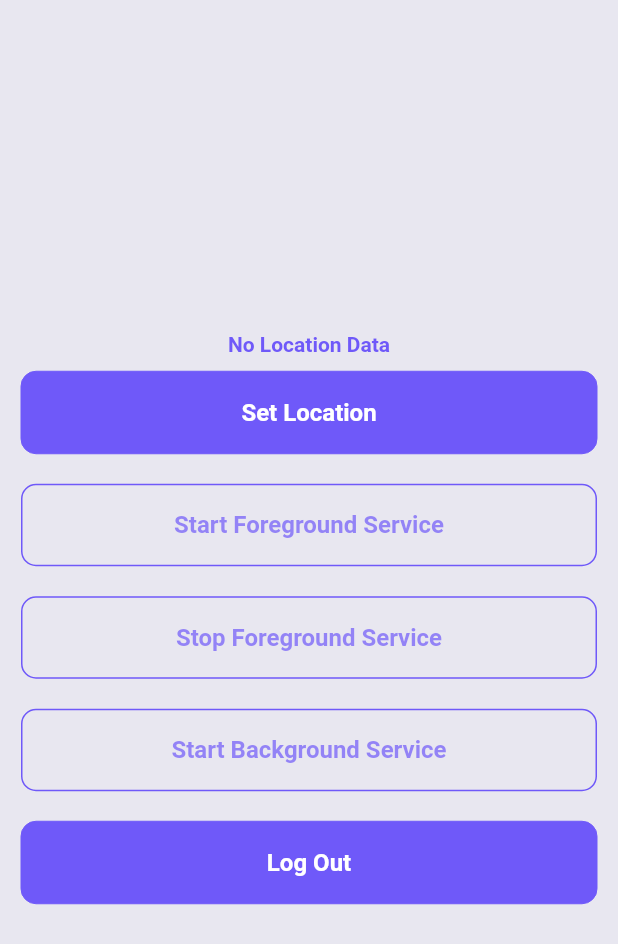
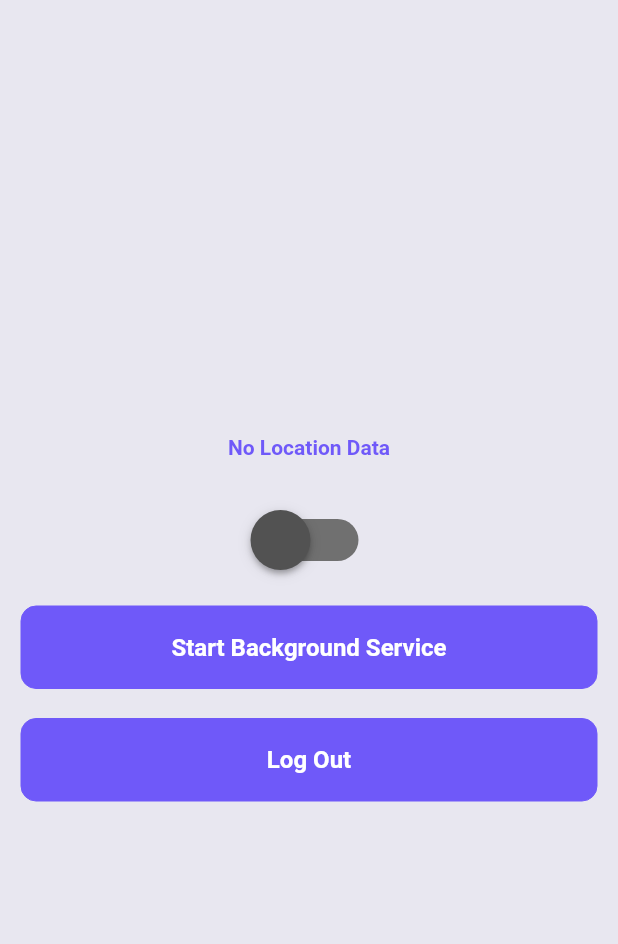
Before and after one commit to ThanSoe16/testing_taxi, a Flutter app: the HomeView screen opened directly, on a phone screen of 412 x 824 dp. Shown: the top 944 px of the screen. Run offline on Flutter 3.47's test engine with Material 2 defaults, Android fonts, the phone set to English and light mode, and no system bars; our stand-ins replace device_info_plus, form_validator, geolocator, shared_preferences; missing offline and left inert: flutter_background_service, flutter_background_service_android; accounts and stored records are empty; Roboto replaces fonts that are missing (RobotoMono).

Commit message:
removed buttons and change switch btn

```diff
--- a/lib/presentation/home/home_view.dart
+++ b/lib/presentation/home/home_view.dart
@@ -30,7 +30,7 @@ class HomeView extends StatefulWidget {
 class _HomeViewState extends State<HomeView> with WidgetsBindingObserver {
   Position? _position;
   LocationModel locationModel = LocationModel();
-  bool isFirstTime = true;
+  bool isSwitched = false;
   Timer? _timer;
   String text = "Start Background Service";
   String _token = '';
@@ -138,6 +138,7 @@ class _HomeViewState extends State<HomeView> with WidgetsBindingObserver {
   }
 
   void handleSetLocation() async {
+    _getCurrentLocation();
     if (locationModel.latitude != null) {
       Provider.of<LocationRepository>(context, listen: false)
           .setLocation(locationModel, _token)
@@ -154,21 +155,17 @@ class _HomeViewState extends State<HomeView> with WidgetsBindingObserver {
   }
 
   void every30Second() async {
-    if (isFirstTime) {
-      handleSetLocation();
-      setState(() {
-        isFirstTime = false;
-      });
-      every30Second();
-    } else {
-      _timer = Timer.periodic(
-          const Duration(seconds: 30), (Timer t) => {handleSetLocation()});
-    }
+    handleSetLocation();
+    _timer = Timer.periodic(
+        const Duration(seconds: 30), (Timer t) => {handleSetLocation()});
+    setState(() {
+      isSwitched = false;
+    });
   }
 
   void handleEndLocation() async {
     setState(() {
-      isFirstTime = true;
+      isSwitched = true;
       _timer?.cancel();
     });
   }
@@ -178,7 +175,7 @@ class _HomeViewState extends State<HomeView> with WidgetsBindingObserver {
         context: context,
         builder: (_) => TestingDialog(
             context: context,
-            message: "Successful set Location",
+            message: "Successful set Location \n $_position",
             type: Constants.success));
   }
 
@@ -194,6 +191,22 @@ class _HomeViewState extends State<HomeView> with WidgetsBindingObserver {
   void handleBGService(bool value) async {
     SharedPreferences preferences = await SharedPreferences.getInstance();
     preferences.setBool(Constants.prefsBGService, value) ?? '';
+  }
+
+  void toggleSwitch(bool value) {
+    handleSwitch(value);
+    setState(() {
+      isSwitched = value;
+    });
+
+  }
+
+  void handleSwitch(bool value){
+    if(value){
+      every30Second();
+    }else{
+      handleEndLocation();
+    }
   }
 
   @override
@@ -216,34 +229,26 @@ class _HomeViewState extends State<HomeView> with WidgetsBindingObserver {
               const SizedBox(
                 height: AppSize.s10,
               ),
-              TestingBtn(
-                text: "Set Location",
-                onPressed: _getCurrentLocation,
-                color: ColorManager.primary,
+              const SizedBox(
+                height: AppSize.s20,
+              ),
+              Transform.scale(
+                scale: isSwitched ? 3 : 2,
+                child: Switch(
+                  value: isSwitched,
+                  onChanged: toggleSwitch,
+                  activeColor: ColorManager.primary,
+                  activeTrackColor: ColorManager.primaryOpacity70,
+                  inactiveThumbColor: ColorManager.darkGrey,
+                  inactiveTrackColor: ColorManager.grey1,
+                ),
               ),
               const SizedBox(
                 height: AppSize.s20,
               ),
-              TestingBtn(
-                  text: "Start Foreground Service",
-                  onPressed: every30Second,
-                  color: ColorManager.primary,
-                  isDisable: _position == null || !isFirstTime),
-              const SizedBox(
-                height: AppSize.s20,
-              ),
-              TestingBtn(
-                text: "Stop Foreground Service",
-                onPressed: handleEndLocation,
-                color: ColorManager.primary,
-                isDisable: isFirstTime,
-              ),
-              const SizedBox(
-                height: AppSize.s20,
-              ),
+
               TestingBtn(
                 text: text,
-                isDisable: _position == null,
                 onPressed: () async {
                   final service = FlutterBackgroundService();
                   var isRunning = await service.isRunning();
```
Also changed, not shown: lib/customs/widgets/testing_dialog.dart (+5 -11 lines), 1 other file.
